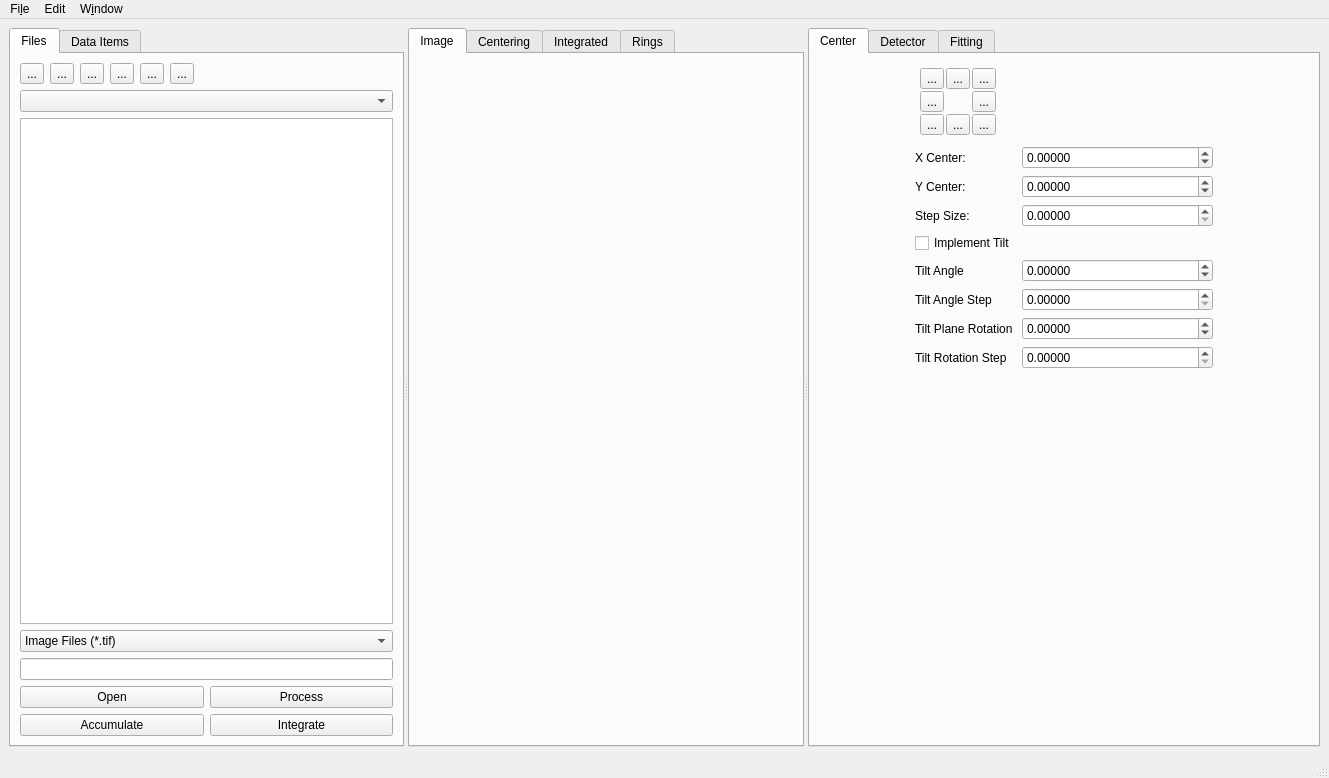
Old version of the form libraries/qxrdlib/qxrdcenteringwindow.ui in the repository guyjennings/qxrd.
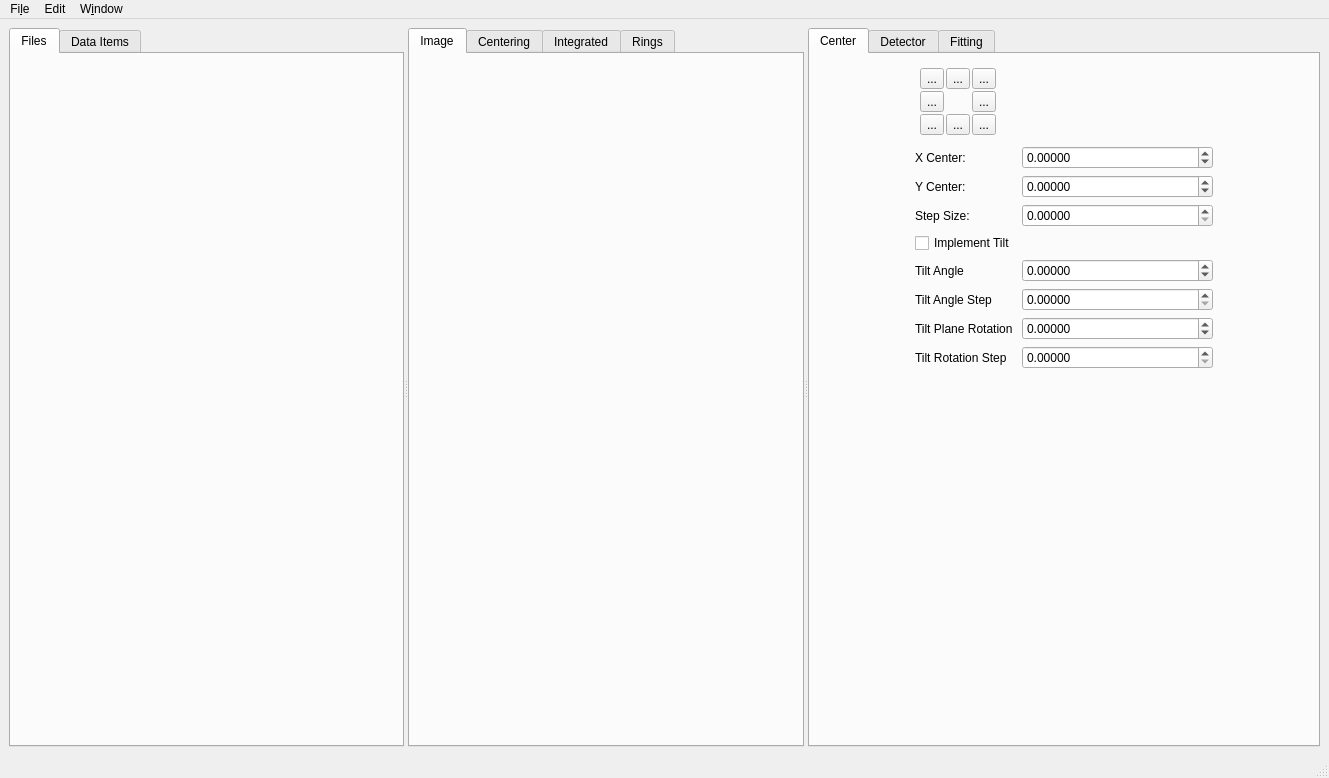
New version of the form. Icons and pictures are not drawn. Custom widgets are drawn as their Qt base class.

What changed in the file:
```diff
--- a/libraries/qxrdlib/qxrdcenteringwindow.ui
+++ b/libraries/qxrdlib/qxrdcenteringwindow.ui
@@ -29,214 +29,8 @@
          <string>Files</string>
         </attribute>
         <layout class="QGridLayout" name="gridLayout_11">
-         <item row="0" column="0" colspan="2">
-          <layout class="QHBoxLayout" name="horizontalLayout">
-           <item>
-            <widget class="QToolButton" name="m_PrevDirectoryButton">
-             <property name="toolTip">
-              <string>Return to previous directory</string>
-             </property>
-             <property name="text">
-              <string>...</string>
-             </property>
-             <property name="icon">
-              <iconset resource="qxrdresources.qrc">
-               <normaloff>:/images/go-left.png</normaloff>:/images/go-left.png</iconset>
-             </property>
-            </widget>
-           </item>
-           <item>
-            <widget class="QToolButton" name="m_UpDirectoryButton">
-             <property name="toolTip">
-              <string>Change directory up one level</string>
-             </property>
-             <property name="text">
-              <string>...</string>
-             </property>
-             <property name="icon">
-              <iconset resource="qxrdresources.qrc">
-               <normaloff>:/images/go-up.png</normaloff>:/images/go-up.png</iconset>
-             </property>
-            </widget>
-           </item>
-           <item>
-            <widget class="QToolButton" name="m_ChangeDirectoryButton">
-             <property name="toolTip">
-              <string>Select a new directory</string>
-             </property>
-             <property name="text">
-              <string>...</string>
-             </property>
-             <property name="icon">
-              <iconset resource="qxrdresources.qrc">
-               <normaloff>:/images/fileopen.png</normaloff>:/images/fileopen.png</iconset>
-             </property>
-            </widget>
-           </item>
-           <item>
-            <widget class="QToolButton" name="m_HomeDirectoryButton">
-             <property name="toolTip">
-              <string>Change to home directory</string>
-             </property>
-             <property name="text">
-              <string>...</string>
-             </property>
-             <property name="icon">
-              <iconset resource="qxrdresources.qrc">
-               <normaloff>:/images/go-home.png</normaloff>:/images/go-home.png</iconset>
-             </property>
-            </widget>
-           </item>
-           <item>
-            <widget class="QToolButton" name="m_AcquisitionDirectoryButton">
-             <property name="toolTip">
-              <string>Change to acquisition output directory</string>
-             </property>
-             <property name="text">
-              <string>...</string>
-             </property>
-             <property name="icon">
-              <iconset resource="qxrdresources.qrc">
-               <normaloff>:/images/system-run.png</normaloff>:/images/system-run.png</iconset>
-             </property>
-            </widget>
-           </item>
-           <item>
-            <widget class="QToolButton" name="m_RefreshButton">
-             <property name="toolTip">
-              <string>Refresh directory listing</string>
-             </property>
-             <property name="text">
-              <string>...</string>
-             </property>
-             <property name="icon">
-              <iconset resource="qxrdresources.qrc">
-               <normaloff>:/images/view-refresh.png</normaloff>:/images/view-refresh.png</iconset>
-             </property>
-            </widget>
-           </item>
-           <item>
-            <spacer name="horizontalSpacer">
-             <property name="orientation">
-              <enum>Qt::Horizontal</enum>
-             </property>
-             <property name="sizeHint" stdset="0">
-              <size>
-               <width>77</width>
-               <height>20</height>
-              </size>
-             </property>
-            </spacer>
-           </item>
-          </layout>
-         </item>
-         <item row="1" column="0" colspan="2">
-          <widget class="QComboBox" name="m_RootDirectoryCombo"/>
-         </item>
-         <item row="2" column="0" colspan="2">
-          <widget class="QxrdFileBrowserView" name="m_FileBrowser">
-           <property name="alternatingRowColors">
-            <bool>true</bool>
-           </property>
-           <property name="selectionBehavior">
-            <enum>QAbstractItemView::SelectRows</enum>
-           </property>
-           <property name="showGrid">
-            <bool>false</bool>
-           </property>
-           <property name="sortingEnabled">
-            <bool>true</bool>
-           </property>
-           <attribute name="verticalHeaderVisible">
-            <bool>false</bool>
-           </attribute>
-          </widget>
-         </item>
-         <item row="3" column="0" colspan="2">
-          <widget class="QComboBox" name="m_FilterChoices">
-           <item>
-            <property name="text">
-             <string>Image Files (*.tif)</string>
-            </property>
-           </item>
-           <item>
-            <property name="text">
-             <string>Processed Files (*nnnnn.tif)</string>
-            </property>
-           </item>
-           <item>
-            <property name="text">
-             <string>Raw Image Files (*.raw.tif)</string>
-            </property>
-           </item>
-           <item>
-            <property name="text">
-             <string>Dark Image Files (*.dark.tif)</string>
-            </property>
-           </item>
-           <item>
-            <property name="text">
-             <string>Integrated Data Files (*.avg)</string>
-            </property>
-           </item>
-           <item>
-            <property name="text">
-             <string>Metadata Files (*.metadata)</string>
-            </property>
-           </item>
-           <item>
-            <property name="text">
-             <string>All Files (*)</string>
-            </property>
-           </item>
-          </widget>
-         </item>
-         <item row="4" column="0" colspan="2">
-          <widget class="QLineEdit" name="m_FileSelector">
-           <property name="toolTip">
-            <string>File filter</string>
-           </property>
-          </widget>
-         </item>
-         <item row="5" column="0">
-          <widget class="QPushButton" name="m_OpenButton">
-           <property name="toolTip">
-            <string>Open selected files</string>
-           </property>
-           <property name="text">
-            <string>Open</string>
-           </property>
-          </widget>
-         </item>
-         <item row="5" column="1">
-          <widget class="QPushButton" name="m_ProcessButton">
-           <property name="toolTip">
-            <string>Process selected files</string>
-           </property>
-           <property name="text">
-            <string>Process</string>
-           </property>
-          </widget>
-         </item>
-         <item row="6" column="0">
-          <widget class="QPushButton" name="m_AccumulateButton">
-           <property name="toolTip">
-            <string>Accumulate (sum) selected files</string>
-           </property>
-           <property name="text">
-            <string>Accumulate</string>
-           </property>
-          </widget>
-         </item>
-         <item row="6" column="1">
-          <widget class="QPushButton" name="m_IntegrateButton">
-           <property name="toolTip">
-            <string>Integrate selected files</string>
-           </property>
-           <property name="text">
-            <string>Integrate</string>
-           </property>
-          </widget>
+         <item row="0" column="0">
+          <widget class="QxrdFileBrowserWidget" name="m_FileBrowserWidget" native="true"/>
          </item>
         </layout>
        </widget>
@@ -1155,11 +949,6 @@
   </action>
  </widget>
  <customwidgets>
-  <customwidget>
-   <class>QxrdFileBrowserView</class>
-   <extends>QTableView</extends>
-   <header>qxrdfilebrowserview.h</header>
-  </customwidget>
   <customwidget>
    <class>QcepDatasetBrowserView</class>
    <extends>QTreeView</extends>
@@ -1176,18 +965,24 @@
    <header>qxrdimageplotwidget.h</header>
    <container>1</container>
   </customwidget>
-  <customwidget>
-   <class>QxrdCenteringPlotWidget</class>
-   <extends>QWidget</extends>
-   <header>qxrdcenteringplotwidget.h</header>
-   <container>1</container>
-  </customwidget>
   <customwidget>
    <class>QxrdIntegratedPlotWidget</class>
    <extends>QWidget</extends>
    <header>qxrdintegratedplotwidget.h</header>
    <container>1</container>
   </customwidget>
+  <customwidget>
+   <class>QxrdFileBrowserWidget</class>
+   <extends>QWidget</extends>
+   <header>qxrdfilebrowserwidget.h</header>
+   <container>1</container>
+  </customwidget>
+  <customwidget>
+   <class>QxrdCenteringPlotWidget</class>
+   <extends>QWidget</extends>
+   <header>qxrdcenteringplotwidget.h</header>
+   <container>1</container>
+  </customwidget>
  </customwidgets>
  <resources>
   <include location="qxrdresources.qrc"/>
```
